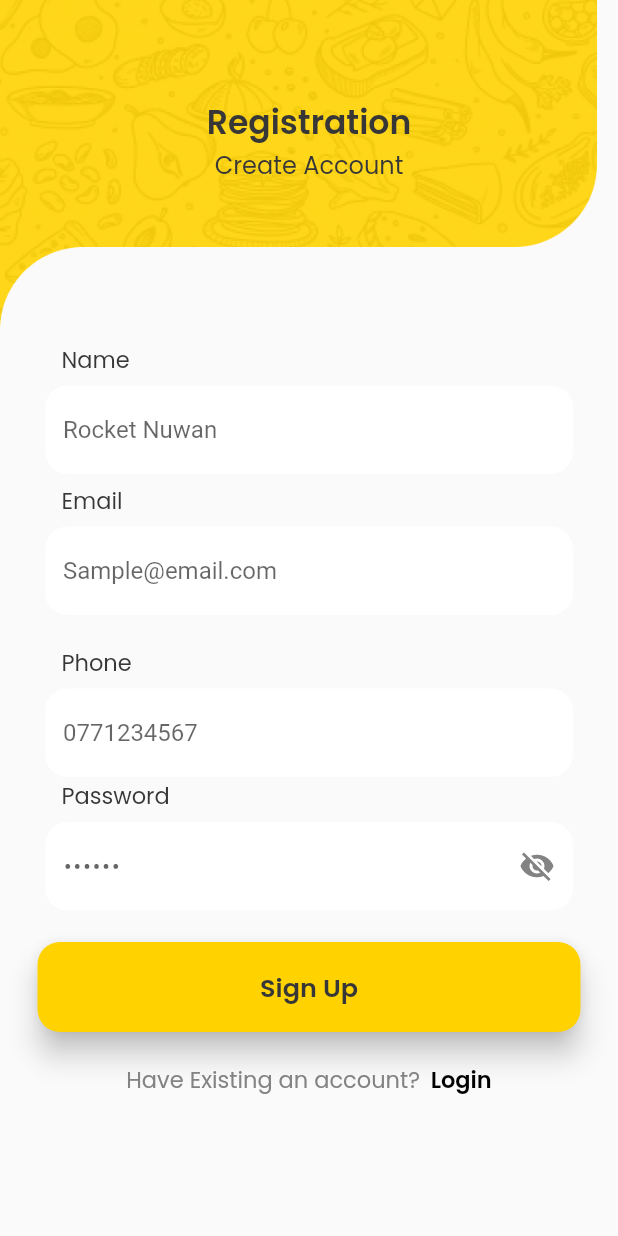
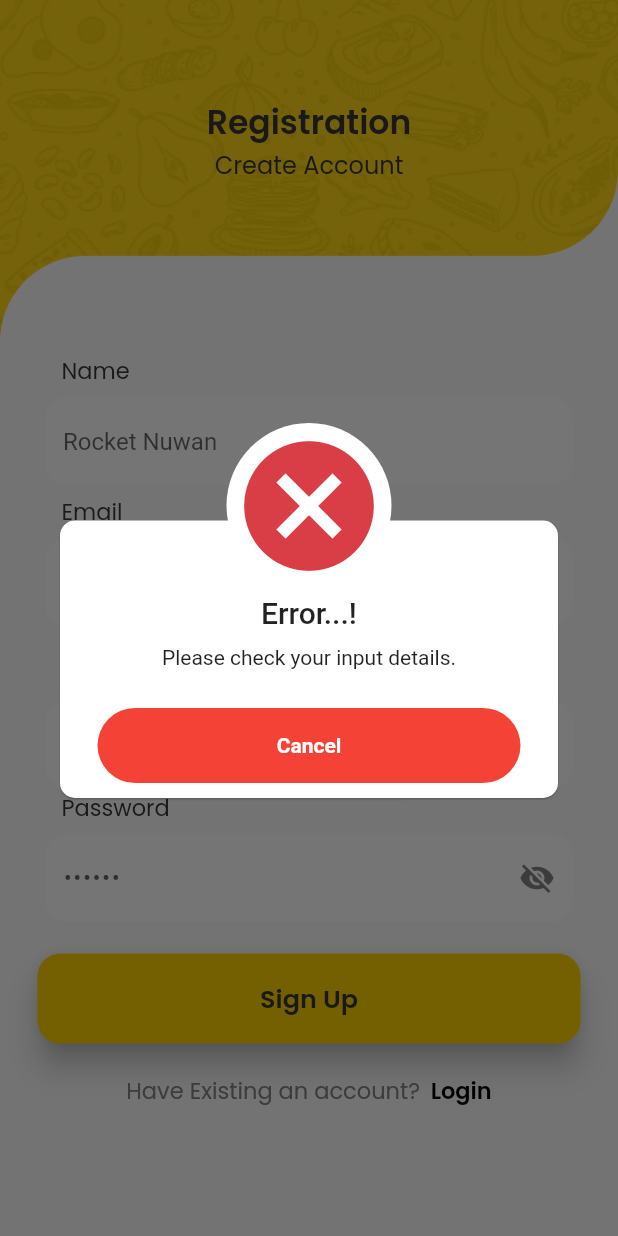
Before and after one commit to rocketnuwan/food-app, a Flutter app: the RegistrationPageScreen screen opened directly, after a tap on "Sign Up", on a phone screen of 412 x 824 dp. Run offline on Flutter 3.47's test engine with Material 2 defaults, Android fonts, the phone set to English and light mode, and no system bars; our stand-ins replace animate_do, awesome_dialog, carousel_slider, email_validator, firebase_auth, firebase_core and 1 more; accounts and stored records are empty.

Commit message:
update reg_page and login page

```diff
--- /dev/null
+++ b/lib/compononets/awesom_dialog.dart
@@ -0,0 +1,20 @@
+import 'package:awesome_dialog/awesome_dialog.dart';
+import 'package:flutter/material.dart';
+
+// ignore: non_constant_identifier_names
+AwesomeDialog AwesomDialoBox(
+  BuildContext context,
+  final _title,
+  final _desc,
+) {
+  return AwesomeDialog(
+    context: context,
+    dialogType: DialogType.ERROR,
+    animType: AnimType.BOTTOMSLIDE,
+    title: _title,
+    desc: _desc,
+    btnCancelOnPress: () {},
+
+    // btnOkOnPress: () {},
+  );
+}
--- /dev/null
+++ b/lib/compononets/custom_button.dart
@@ -0,0 +1,42 @@
+import 'package:flutter/material.dart';
+import 'package:food_app/utils/app_colors.dart';
+import 'package:google_fonts/google_fonts.dart';
+
+class CustomButton extends StatelessWidget {
+  const CustomButton({
+    Key? key,
+    required this.windowSize,
+    required this.name,
+    required this.onPress,
+  }) : super(key: key);
+
+  final Size windowSize;
+  final name;
+  final Function() onPress;
+
+  @override
+  Widget build(BuildContext context) {
+    return Container(
+      width: windowSize.width,
+      height: 60,
+      margin: EdgeInsets.symmetric(horizontal: 25),
+      child: ElevatedButton(
+        onPressed: onPress,
+        child: Text(
+          name,
+          style: GoogleFonts.poppins(
+            color: primaryFontColor,
+            fontSize: 17,
+            fontWeight: FontWeight.w600,
+          ),
+        ),
+        style: ElevatedButton.styleFrom(
+            primary: primaryColor,
+            elevation: 8,
+            shape: RoundedRectangleBorder(
+              borderRadius: BorderRadius.circular(15),
+            )),
+      ),
+    );
+  }
+}
--- /dev/null
+++ b/lib/compononets/custom_header.dart
@@ -0,0 +1,51 @@
+import 'package:flutter/material.dart';
+import 'package:food_app/utils/app_colors.dart';
+import 'package:food_app/utils/constants.dart';
+import 'package:google_fonts/google_fonts.dart';
+
+class Header extends StatelessWidget {
+  const Header({Key? key, required this.head1, required this.head2})
+      : super(key: key);
+
+  final head1;
+  final head2;
+
+  @override
+  Widget build(BuildContext context) {
+    return Container(
+      child: Stack(
+        children: [
+          Image.asset(
+            Constants.imageAsset("header.png"),
+          ),
+          Container(
+            padding: EdgeInsets.only(top: 65),
+            child: Align(
+              alignment: Alignment.topCenter,
+              child: Column(
+                children: [
+                  Text(
+                    head1,
+                    style: GoogleFonts.poppins(
+                      fontSize: 22,
+                      fontWeight: FontWeight.w600,
+                      color: primaryFontColor,
+                    ),
+                  ),
+                  Text(
+                    head2,
+                    style: GoogleFonts.poppins(
+                      fontSize: 16,
+                      fontWeight: FontWeight.w400,
+                      color: primaryFontColor,
+                    ),
+                  ),
+                ],
+              ),
+            ),
+          ),
+        ],
+      ),
+    );
+  }
+}
--- a/lib/compononets/customTextFeild.dart
+++ b/lib/compononets/custom_textFeild.dart
@@ -7,7 +7,7 @@ class CustomTextFeild extends StatelessWidget {
       : super(key: key);
 
   final hint;
-  var controller = TextEditingController();
+  var controller;
   @override
   Widget build(BuildContext context) {
     return TextField(
--- a/lib/main.dart
+++ b/lib/main.dart
@@ -1,7 +1,10 @@
+import 'package:firebase_core/firebase_core.dart';
 import 'package:flutter/material.dart';
 import 'package:food_app/screens/splash_screen/splash_screen.dart';
 
-void main() {
+Future<void> main() async {
+  WidgetsFlutterBinding.ensureInitialized();
+  await Firebase.initializeApp();
   runApp(Myapp());
 }
 
--- a/lib/screens/login_screen/registration_page_screen.dart
+++ b/lib/screens/login_screen/registration_page_screen.dart
@@ -1,13 +1,17 @@
 import 'package:animate_do/animate_do.dart';
 import 'package:flutter/gestures.dart';
 import 'package:flutter/material.dart';
-import 'package:food_app/compononets/customTextFeild.dart';
+import 'package:food_app/compononets/awesom_dialog.dart';
+import 'package:food_app/compononets/custom_header.dart';
+import 'package:food_app/compononets/custom_textFeild.dart';
+import 'package:food_app/compononets/custom_button.dart';
+import 'package:food_app/screens/home_screen/home.dart';
 import 'package:food_app/screens/login_screen/login_page_screen.dart';
 import 'package:food_app/utils/app_colors.dart';
-import 'package:food_app/utils/constants.dart';
 import 'package:food_app/utils/util_functions.dart';
 import 'package:google_fonts/google_fonts.dart';
 import 'package:email_validator/email_validator.dart';
+import 'package:firebase_auth/firebase_auth.dart';
 
 class RegistrationPageScreen extends StatefulWidget {
   const RegistrationPageScreen({Key? key}) : super(key: key);
@@ -22,6 +26,7 @@ class _RegistrationPageScreenState extends State<RegistrationPageScreen> {
   final _password = TextEditingController();
   final _name = TextEditingController();
   final _phone = TextEditingController();
+  FirebaseAuth auth = FirebaseAuth.instance;
 
   @override
   Widget build(BuildContext context) {
@@ -34,7 +39,10 @@ class _RegistrationPageScreenState extends State<RegistrationPageScreen> {
             width: windowSize.width,
             child: Column(
               children: [
-                Header(),
+                Header(
+                  head1: "Registration",
+                  head2: "Create Account",
+                ),
                 SizedBox(
                   height: 8,
                 ),
@@ -166,33 +174,39 @@ class _RegistrationPageScreenState extends State<RegistrationPageScreen> {
                 SizedBox(
                   height: 21,
                 ),
-                Container(
-                  width: windowSize.width,
-                  height: 60,
-                  margin: EdgeInsets.symmetric(horizontal: 25),
-                  child: ElevatedButton(
-                    onPressed: () {
-                      if (inputValidation()) {
-                        print("sussess");
-                      } else {
-                        print("error");
+                CustomButton(
+                  windowSize: windowSize,
+                  name: "Sign Up",
+                  onPress: () async {
+                    if (inputValidation()) {
+                      try {
+                        UserCredential userCredential = await FirebaseAuth
+                            .instance
+                            .createUserWithEmailAndPassword(
+                          email: _email.text,
+                          password: _password.text,
+                        );
+
+                        UtilFunctions.navigator(context, Home());
+                      } on FirebaseAuthException catch (e) {
+                        if (e.code == 'weak-password') {
+                          AwesomDialoBox(context, 'Error...!',
+                                  "The password provided is too weak..............")
+                              .show();
+                        } else if (e.code == 'email-already-in-use') {
+                          AwesomDialoBox(context, "Error...!",
+                                  "The account already exists for that email.")
+                              .show();
+                        }
+                      } catch (e) {
+                        print(e);
                       }
-                    },
-                    child: Text(
-                      "Sign Up",
-                      style: GoogleFonts.poppins(
-                        color: primaryFontColor,
-                        fontSize: 17,
-                        fontWeight: FontWeight.w600,
-                      ),
-                    ),
-                    style: ElevatedButton.styleFrom(
-                        primary: primaryColor,
-                        elevation: 8,
-                        shape: RoundedRectangleBorder(
-                          borderRadius: BorderRadius.circular(15),
-                        )),
-                  ),
+                    } else {
+                      AwesomDialoBox(context, "Error...!",
+                              "Please check your input details.")
+                          .show();
+                    }
+                  },
                 ),
                 SizedBox(
                   height: 20,
@@ -245,49 +259,3 @@ class _RegistrationPageScreenState extends State<RegistrationPageScreen> {
     return isValid;
   }
 }
-
-class Header extends StatelessWidget {
-  const Header({
-    Key? key,
-  }) : super(key: key);
-
-  @override
-  Widget build(BuildContext context) {
-    return Container(
-      height: 220,
-      child: Stack(
-        children: [
-          Image.asset(
-            Constants.imageAsset("header.png"),
-          ),
-          Container(
-            padding: EdgeInsets.only(top: 65),
-            child: Align(
-              alignment: Alignment.topCenter,
-              child: Column(
-                children: [
-                  Text(
-                    "Registration",
-                    style: GoogleFonts.poppins(
-                      fontSize: 22,
-                      fontWeight: FontWeight.w600,
-                      color: primaryFontColor,
-                    ),
-                  ),
-                  Text(
-                    "Create Account",
-                    style: GoogleFonts.poppins(
-                      fontSize: 16,
-                      fontWeight: FontWeight.w400,
-                      color: primaryFontColor,
-                    ),
-                  ),
-                ],
-              ),
-            ),
-          ),
-        ],
-      ),
-    );
-  }
-}
--- a/pubspec.yaml
+++ b/pubspec.yaml
@@ -32,6 +32,9 @@ dependencies:
   google_fonts: ^2.1.0
   animate_do: ^2.0.0
   email_validator: ^2.0.1
+  firebase_core: "^1.6.0"
+  firebase_auth: "^3.1.1"
+  awesome_dialog: ^2.1.1
 
 dev_dependencies:
   flutter_test:
```
Also changed, not shown: lib/screens/home_screen/home.dart (added, +94 -0 lines), lib/screens/login_screen/login_page_screen.dart (+39 -68 lines), pubspec.lock, 4 other files.
